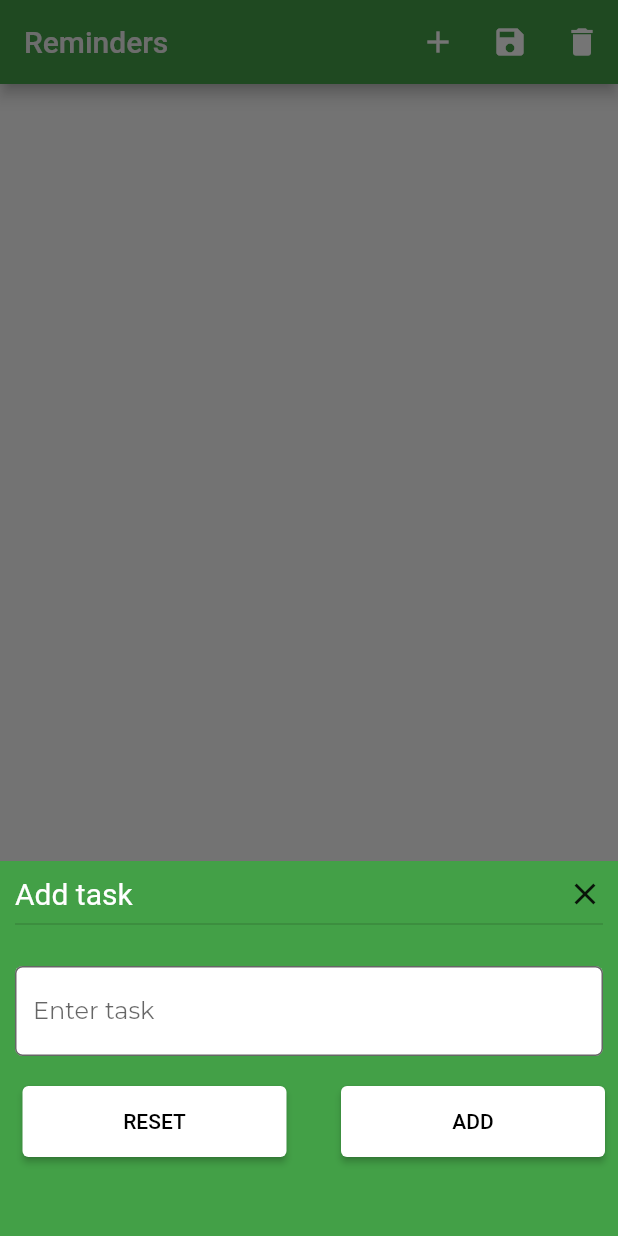
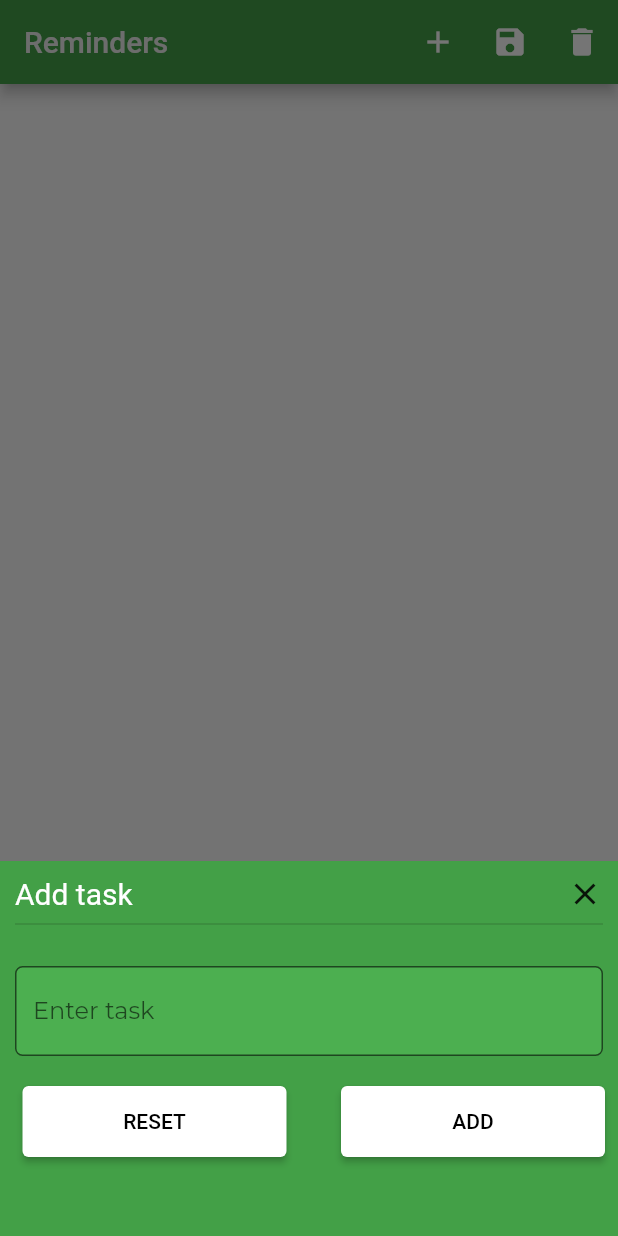
Before and after one commit to akhilk999/GardenGuide, a Flutter app: the screen it shows after launch, item 4 of the bottom bar chosen, after a tap on the "add" icon, on a phone screen of 412 x 824 dp. Run offline on Flutter 3.47's test engine with Material 2 defaults, Android fonts, the phone set to English and light mode, and no system bars; our stand-ins replace google_fonts, shared_preferences.

Commit message:
Updated reminders.dart, changed the fill color of the input decoration

```diff
--- a/lib/reminders.dart
+++ b/lib/reminders.dart
@@ -115,7 +115,7 @@ class _RemindersState extends State<Reminders> {
                 border: OutlineInputBorder(
                   borderRadius: BorderRadius.circular(5.0),
                 ),
-                fillColor: Colors.white,
+                fillColor: Colors.green,
                 filled: true,
                 hintText: 'Enter task',
                 hintStyle: GoogleFonts.montserrat(),
```
